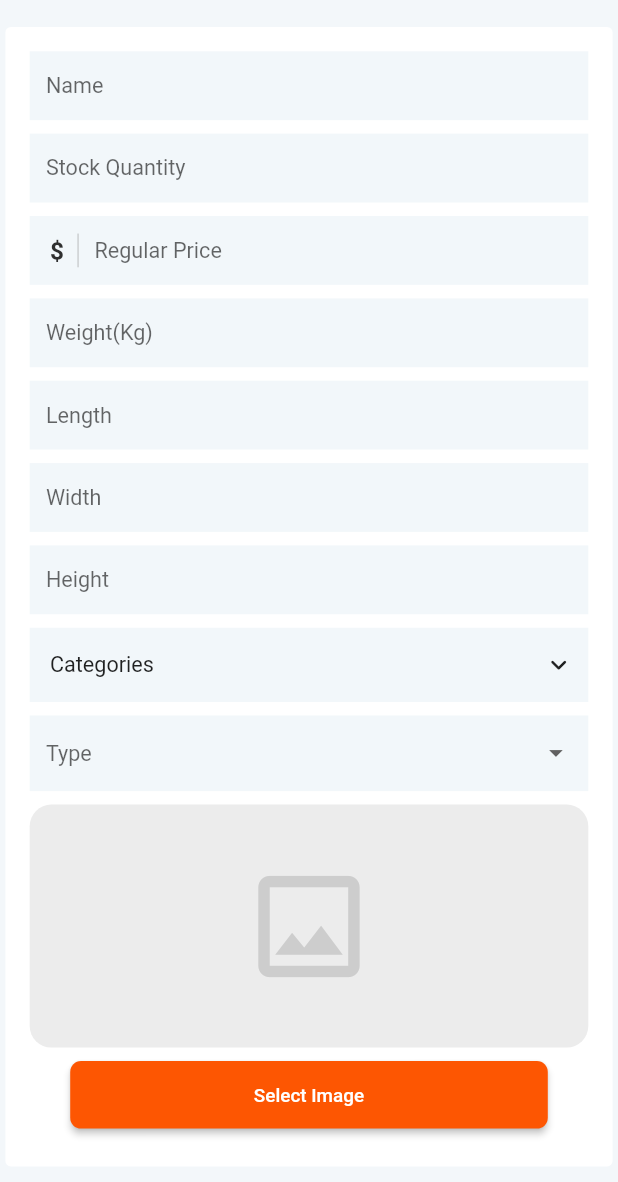
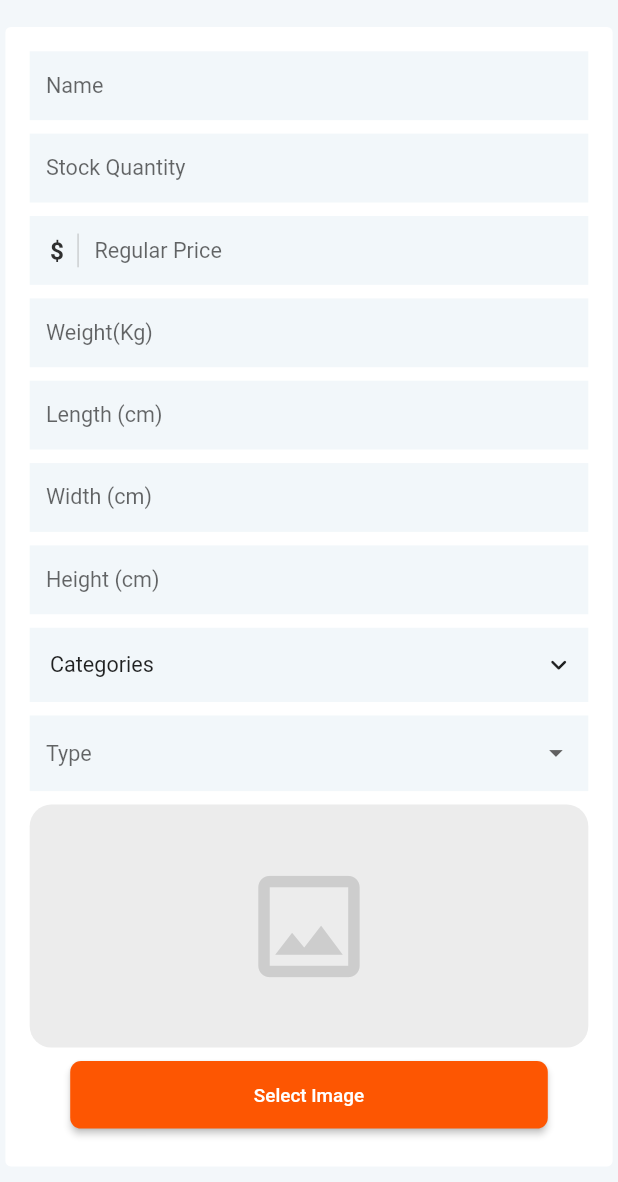
Before and after one commit to DevenAndroid/traidbiz_seller_final, a Flutter app: the UpdateProductScreen screen opened directly, on a phone screen of 412 x 824 dp, the part 54-1236 px from its top. Run offline on Flutter 3.47's test engine with Material 2 defaults, Android fonts, the phone set to English and light mode, and no system bars; drawn by our look-alikes of loading_overlay, overlay_support; our stand-ins replace cached_network_image, dio, firebase_core, firebase_messaging, flutter_phosphor_icons, flutter_svg and 10 more; missing offline and left inert: connectivity_for_web, country_pickers, firebase_core_web, firebase_messaging_web, image_picker_for_web; accounts and stored records are empty; network calls fail.

Commit message:
13 Dec 2022 5:23 PM

```diff
--- a/lib/controller/store_settings_controller.dart
+++ b/lib/controller/store_settings_controller.dart
@@ -125,7 +125,7 @@ class StoreSettingsController extends GetxController {
         final banner = await _storeBanner?.readAsBytes();
         Map<String, dynamic> map = {};
         map["cookie"] = "${AuthDb.getAuthCookie()?.cookie}";
-        map["name"] = nameController.text;
+        map["store_name"] = nameController.text;
         map["address"] = storeAddressController.text;
         map["banner"] = banner != null ? convert.base64Encode(banner) : null;
         map["logo"] = logo != null ? convert.base64Encode(logo) : null;
@@ -149,7 +149,7 @@ class StoreSettingsController extends GetxController {
         map["credit_shipping_zone"] = creditShippingZoneController.value;
 
 
-            // final _body =
+        // final _body =
         // StoreSettings(
         //   cookie: "${AuthDb.getAuthCookie()?.cookie}",
         //   name: nameController.text,
--- a/lib/screens/product/update_product.dart
+++ b/lib/screens/product/update_product.dart
@@ -130,6 +130,7 @@ class _UpdateProductScreenState extends State<UpdateProductScreen> {
                               controller: controller.weightController,
                               decoration: inputDecorationFilled.copyWith(
                                 hintText: 'Weight(Kg)',
+                                labelText: 'Weight(Kg)',
                               ),
                               validator: (value) {
                                 if (value?.isEmpty == true) {
@@ -142,7 +143,8 @@ class _UpdateProductScreenState extends State<UpdateProductScreen> {
                             TextFormField(
                               controller: controller.lengthController,
                               decoration: inputDecorationFilled.copyWith(
-                                hintText: 'Length',
+                                hintText: 'Length (cm)',
+                                labelText: 'Length (cm)',
                               ),
                               validator: (value) {
                                 if (value?.isEmpty == true) {
@@ -155,7 +157,8 @@ class _UpdateProductScreenState extends State<UpdateProductScreen> {
                             TextFormField(
                               controller: controller.widthController,
                               decoration: inputDecorationFilled.copyWith(
-                                hintText: 'Width',
+                                hintText: 'Width (cm)',
+                                labelText: 'Width (cm)',
                               ),
                               validator: (value) {
                                 if (value?.isEmpty == true) {
@@ -168,7 +171,8 @@ class _UpdateProductScreenState extends State<UpdateProductScreen> {
                             TextFormField(
                               controller: controller.heightController,
                               decoration: inputDecorationFilled.copyWith(
-                                hintText: 'Height',
+                                hintText: 'Height (cm)',
+                                labelText: 'Height (cm)',
                               ),
                               validator: (value) {
                                 if (value?.isEmpty == true) {
--- a/lib/screens/profile/profile.dart
+++ b/lib/screens/profile/profile.dart
@@ -76,18 +76,18 @@ class ProfileScreen extends GetView<StoreSettingsController> {
                       height: 50,
                       child: ElevatedButton(
                         onPressed: () {
-                          final AuthController _controller =
+                          final AuthController controller =
                               Get.find<AuthController>();
 
-                          _controller.logout();
+                          controller.logout();
                         },
-                        child: const Text('Logout'),
                         style: ElevatedButton.styleFrom(
                           shape: RoundedRectangleBorder(
                             borderRadius: BorderRadius.circular(8),
                           ),
                           primary: colorSecondary,
                         ),
+                        child: const Text('Logout'),
                       ),
                     ),
                   ],
```
Also changed, not shown: 1 other file.
